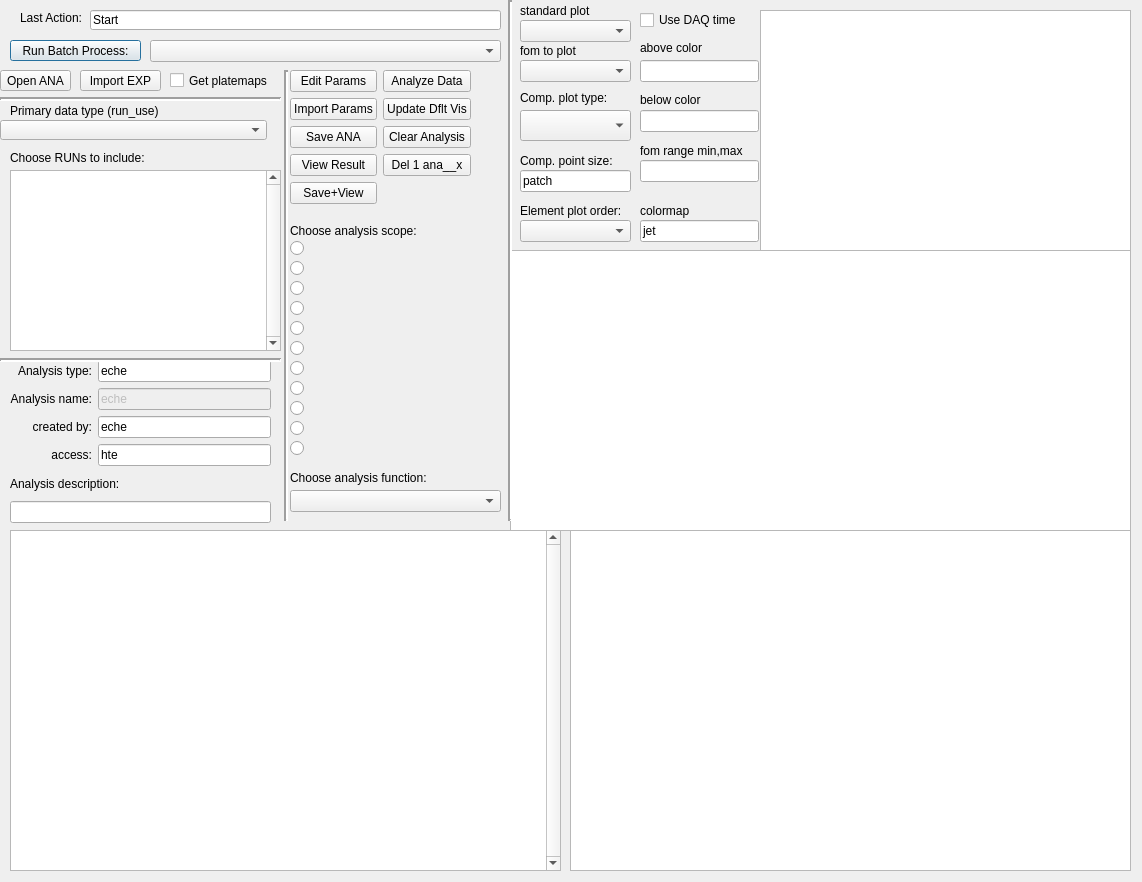
Above: QtDesign/CalcFOMForm.ui from johnmgregoire/JCAPDataProcess before the change. Below: the same form after it.
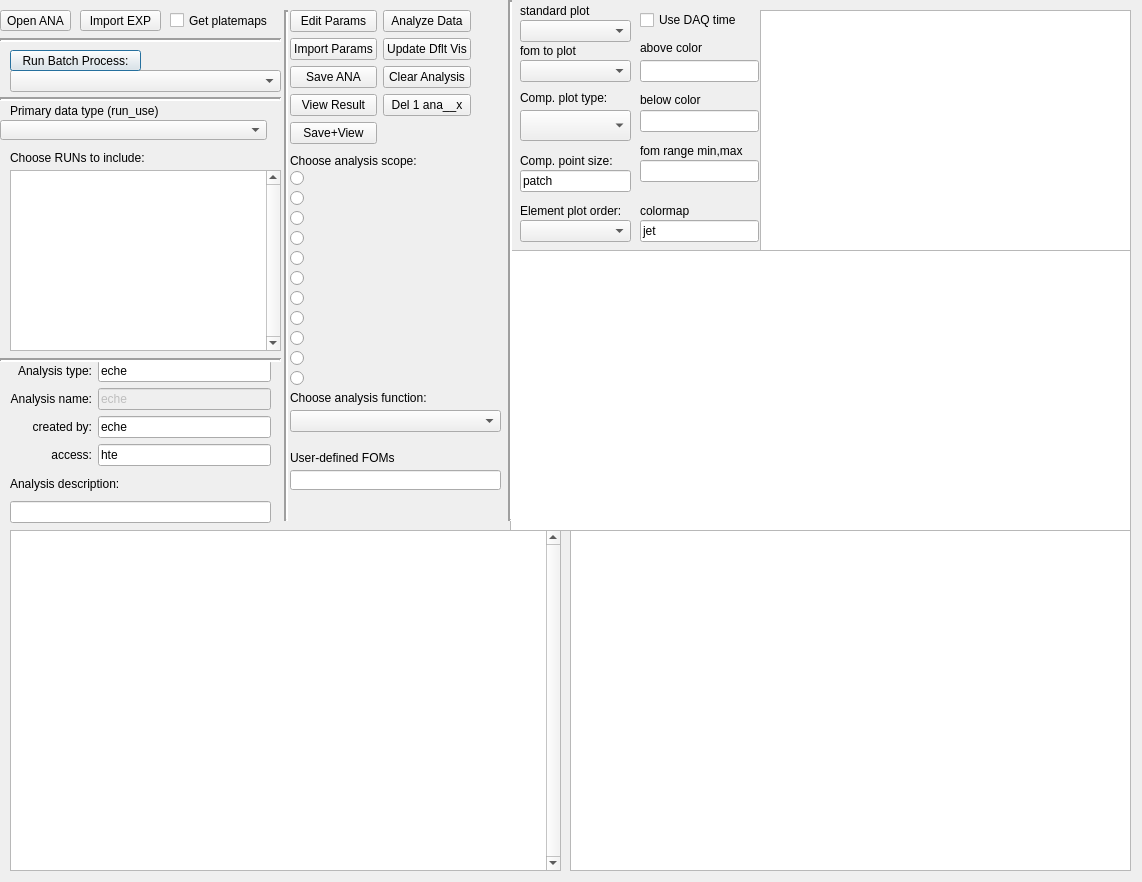
That is the form after the change.

Commit message:
user foms
complete draft of adding user foms in when adding runs to .exp and when
calculating (generating a .csv)

```diff
--- a/QtDesign/CalcFOMForm.ui
+++ b/QtDesign/CalcFOMForm.ui
@@ -13,41 +13,12 @@
   <property name="windowTitle">
    <string>Process Data, Calc FOM from EXP</string>
   </property>
-  <widget class="QLineEdit" name="LastActionLineEdit">
-   <property name="geometry">
-    <rect>
-     <x>90</x>
-     <y>10</y>
-     <width>411</width>
-     <height>20</height>
-    </rect>
-   </property>
-   <property name="toolTip">
-    <string>Comment string to be included in EXP</string>
-   </property>
-   <property name="text">
-    <string>Start</string>
-   </property>
-  </widget>
-  <widget class="QLabel" name="label_15">
-   <property name="geometry">
-    <rect>
-     <x>20</x>
-     <y>10</y>
-     <width>91</width>
-     <height>16</height>
-    </rect>
-   </property>
-   <property name="text">
-    <string>Last Action:</string>
-   </property>
-  </widget>
   <widget class="QComboBox" name="BatchComboBox">
    <property name="geometry">
     <rect>
-     <x>150</x>
-     <y>40</y>
-     <width>351</width>
+     <x>10</x>
+     <y>70</y>
+     <width>271</width>
      <height>22</height>
     </rect>
    </property>
@@ -59,7 +30,7 @@
    <property name="geometry">
     <rect>
      <x>10</x>
-     <y>40</y>
+     <y>50</y>
      <width>131</width>
      <height>21</height>
     </rect>
@@ -184,7 +155,7 @@
    <property name="geometry">
     <rect>
      <x>290</x>
-     <y>70</y>
+     <y>10</y>
      <width>212</width>
      <height>141</height>
     </rect>
@@ -297,7 +268,7 @@
    <property name="geometry">
     <rect>
      <x>80</x>
-     <y>70</y>
+     <y>10</y>
      <width>81</width>
      <height>21</height>
     </rect>
@@ -313,7 +284,7 @@
    <property name="geometry">
     <rect>
      <x>0</x>
-     <y>70</y>
+     <y>10</y>
      <width>71</width>
      <height>21</height>
     </rect>
@@ -359,9 +330,9 @@
    <property name="geometry">
     <rect>
      <x>276</x>
-     <y>70</y>
+     <y>10</y>
      <width>20</width>
-     <height>451</height>
+     <height>511</height>
     </rect>
    </property>
    <property name="lineWidth">
@@ -423,7 +394,7 @@
    <property name="geometry">
     <rect>
      <x>290</x>
-     <y>490</y>
+     <y>410</y>
      <width>211</width>
      <height>22</height>
     </rect>
@@ -437,7 +408,7 @@
    <property name="geometry">
     <rect>
      <x>290</x>
-     <y>470</y>
+     <y>390</y>
      <width>219</width>
      <height>16</height>
     </rect>
@@ -486,7 +457,7 @@
    <property name="geometry">
     <rect>
      <x>170</x>
-     <y>70</y>
+     <y>10</y>
      <width>111</width>
      <height>21</height>
     </rect>
@@ -752,7 +723,7 @@
    <property name="geometry">
     <rect>
      <x>290</x>
-     <y>220</y>
+     <y>150</y>
      <width>219</width>
      <height>21</height>
     </rect>
@@ -765,7 +736,7 @@
    <property name="geometry">
     <rect>
      <x>290</x>
-     <y>240</y>
+     <y>170</y>
      <width>219</width>
      <height>16</height>
     </rect>
@@ -781,7 +752,7 @@
    <property name="geometry">
     <rect>
      <x>290</x>
-     <y>260</y>
+     <y>190</y>
      <width>219</width>
      <height>16</height>
     </rect>
@@ -797,7 +768,7 @@
    <property name="geometry">
     <rect>
      <x>290</x>
-     <y>280</y>
+     <y>210</y>
      <width>219</width>
      <height>16</height>
     </rect>
@@ -813,7 +784,7 @@
    <property name="geometry">
     <rect>
      <x>290</x>
-     <y>300</y>
+     <y>230</y>
      <width>219</width>
      <height>16</height>
     </rect>
@@ -829,7 +800,7 @@
    <property name="geometry">
     <rect>
      <x>290</x>
-     <y>320</y>
+     <y>250</y>
      <width>219</width>
      <height>16</height>
     </rect>
@@ -845,7 +816,7 @@
    <property name="geometry">
     <rect>
      <x>290</x>
-     <y>340</y>
+     <y>270</y>
      <width>219</width>
      <height>16</height>
     </rect>
@@ -861,7 +832,7 @@
    <property name="geometry">
     <rect>
      <x>290</x>
-     <y>360</y>
+     <y>290</y>
      <width>219</width>
      <height>16</height>
     </rect>
@@ -877,7 +848,7 @@
    <property name="geometry">
     <rect>
      <x>290</x>
-     <y>380</y>
+     <y>310</y>
      <width>219</width>
      <height>16</height>
     </rect>
@@ -893,7 +864,7 @@
    <property name="geometry">
     <rect>
      <x>290</x>
-     <y>400</y>
+     <y>330</y>
      <width>219</width>
      <height>16</height>
     </rect>
@@ -909,7 +880,7 @@
    <property name="geometry">
     <rect>
      <x>290</x>
-     <y>420</y>
+     <y>350</y>
      <width>219</width>
      <height>16</height>
     </rect>
@@ -925,7 +896,7 @@
    <property name="geometry">
     <rect>
      <x>290</x>
-     <y>440</y>
+     <y>370</y>
      <width>219</width>
      <height>16</height>
     </rect>
@@ -1014,6 +985,50 @@
     </property>
    </column>
   </widget>
+  <widget class="QLineEdit" name="UserFOMLineEdit">
+   <property name="geometry">
+    <rect>
+     <x>290</x>
+     <y>470</y>
+     <width>211</width>
+     <height>20</height>
+    </rect>
+   </property>
+   <property name="toolTip">
+    <string>enter comma-delimited list of string or
+number FOMS that will become a constant column in the .csv generated by &quot;Analyze Data&quot;.
+After entry complete, you will be prompted for fom names</string>
+   </property>
+  </widget>
+  <widget class="Line" name="line_5">
+   <property name="geometry">
+    <rect>
+     <x>0</x>
+     <y>30</y>
+     <width>281</width>
+     <height>21</height>
+    </rect>
+   </property>
+   <property name="lineWidth">
+    <number>2</number>
+   </property>
+   <property name="orientation">
+    <enum>Qt::Horizontal</enum>
+   </property>
+  </widget>
+  <widget class="QLabel" name="label_21">
+   <property name="geometry">
+    <rect>
+     <x>290</x>
+     <y>450</y>
+     <width>219</width>
+     <height>16</height>
+    </rect>
+   </property>
+   <property name="text">
+    <string>User-defined FOMs</string>
+   </property>
+  </widget>
  </widget>
  <resources/>
  <connections/>
```
Left out of the diff: 4 changed lines with no effect on the pictures. The commit also changes 9 other files.
